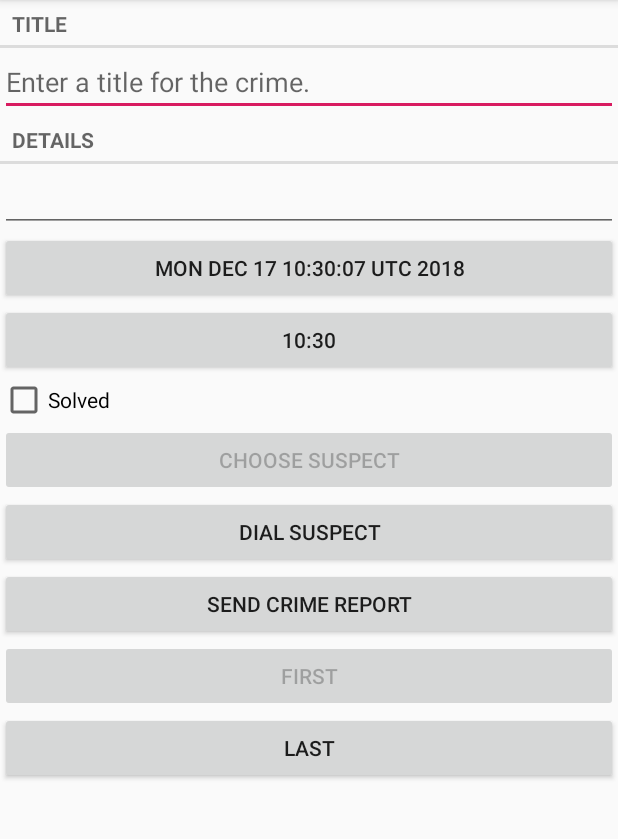
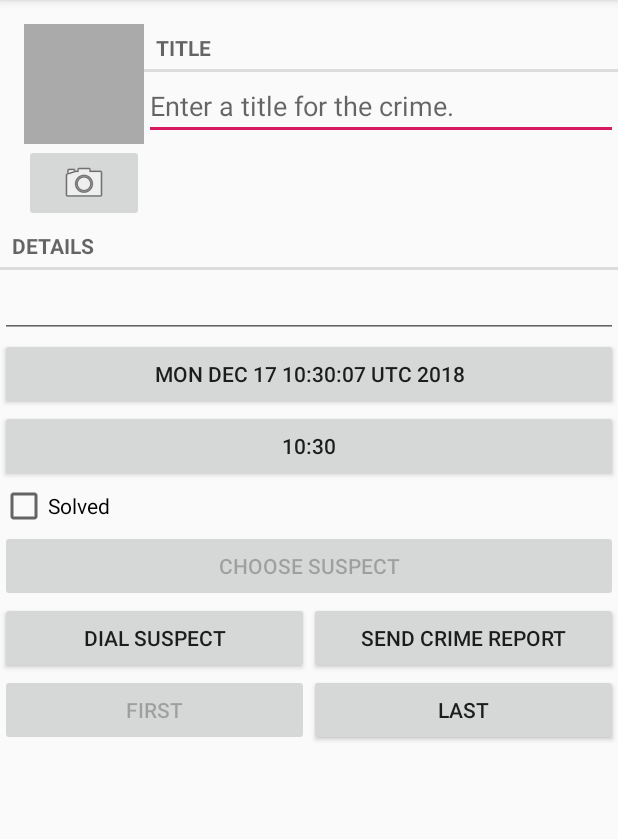
Before and after one commit to andreimironov/BigNerdRanch_CriminalIntent, an Android app: the CrimeFragment screen opened directly, with no data from a screen before it, on a phone screen of 412 x 824 dp, the part 84-923 px from its top. Run offline under Robolectric (Android 15) with nearby library versions, the phone set to English and light mode, and no system bars.

Commit message:
Ch16 before challenges

```diff
--- a/app/src/main/java/com/andreimironov/criminalintent/Crime.java
+++ b/app/src/main/java/com/andreimironov/criminalintent/Crime.java
@@ -95,4 +95,8 @@ public class Crime {
     public void setSolved(boolean solved) {
         mSolved = solved;
     }
+
+    public String getPhotoFilename() {
+        return "IMG_" + getId().toString() + ".jpg";
+    }
 }
--- a/app/src/main/java/com/andreimironov/criminalintent/CrimeFragment.java
+++ b/app/src/main/java/com/andreimironov/criminalintent/CrimeFragment.java
@@ -5,7 +5,9 @@ import android.app.Activity;
 import android.content.Context;
 import android.content.Intent;
 import android.content.pm.PackageManager;
+import android.content.pm.ResolveInfo;
 import android.database.Cursor;
+import android.graphics.Bitmap;
 import android.net.Uri;
 import android.os.Bundle;
 import androidx.annotation.NonNull;
@@ -13,10 +15,12 @@ import androidx.annotation.Nullable;
 import androidx.core.app.ActivityCompat;
 import androidx.core.app.ShareCompat;
 import androidx.core.content.ContextCompat;
+import androidx.core.content.FileProvider;
 import androidx.fragment.app.Fragment;
 import androidx.fragment.app.FragmentManager;
 
 import android.provider.ContactsContract;
+import android.provider.MediaStore;
 import android.text.Editable;
 import android.text.TextWatcher;
 import android.text.format.DateFormat;
@@ -30,10 +34,14 @@ import android.widget.Button;
 import android.widget.CheckBox;
 import android.widget.CompoundButton;
 import android.widget.EditText;
+import android.widget.ImageButton;
+import android.widget.ImageView;
 import android.widget.Toast;
 
+import java.io.File;
 import java.util.Calendar;
 import java.util.Date;
+import java.util.List;
 import java.util.UUID;
 
 public class CrimeFragment extends Fragment {
@@ -46,6 +54,7 @@ public class CrimeFragment extends Fragment {
     private static final String DIALOG_TIME = "DialogTime";
     private static final int REQUEST_CONTACT = 2;
     public static final int REQUEST_READ_CONTACTS_PERMISSION = 666;
+    private static final int REQUEST_PHOTO= 3;
     private int mPosition;
     private Crime mCrime;
     private EditText mTitleField;
@@ -60,6 +69,10 @@ public class CrimeFragment extends Fragment {
     private Button mReportButton;
     private Button mSuspectButton;
     private Button mDialButton;
+    private ImageButton mPhotoButton;
+    private ImageView mPhotoView;
+    private File mPhotoFile;
+    private PackageManager mPackageManager;
 
     @Override
     public void onCreate(@Nullable Bundle savedInstanceState) {
@@ -247,8 +260,8 @@ public class CrimeFragment extends Fragment {
         if (mCrime.getSuspect() != null) {
             mSuspectButton.setText(mCrime.getSuspect());
         }
-        PackageManager packageManager = getActivity().getPackageManager();
-        if (packageManager.resolveActivity(pickContact, PackageManager.MATCH_DEFAULT_ONLY) == null) {
+        mPackageManager = getActivity().getPackageManager();
+        if (mPackageManager.resolveActivity(pickContact, PackageManager.MATCH_DEFAULT_ONLY) == null) {
             mSuspectButton.setEnabled(false);
         }
         mDialButton = view.findViewById(R.id.dial_suspect);
@@ -278,6 +291,32 @@ public class CrimeFragment extends Fragment {
                 }
             }
         });
+        mPhotoButton = view.findViewById(R.id.crime_camera);
+        mPhotoView = view.findViewById(R.id.crime_photo);
+        mPhotoFile = CrimeLab.get(getActivity()).getPhotoFile(mCrime);
+        final Intent captureImage = new Intent(MediaStore.ACTION_IMAGE_CAPTURE);
+        boolean canTakePhoto = mPhotoFile != null && captureImage.resolveActivity(mPackageManager) != null;
+        mPhotoButton.setEnabled(canTakePhoto);
+        mPhotoButton.setOnClickListener(new View.OnClickListener() {
+            @Override
+            public void onClick(View v) {
+                Uri uri = FileProvider.getUriForFile(getActivity(),
+                        "com.bignerdranch.android.criminalintent.fileprovider",
+                        mPhotoFile
+                );
+                captureImage.putExtra(MediaStore.EXTRA_OUTPUT, uri);
+                List<ResolveInfo> cameraActivities = mPackageManager.queryIntentActivities(
+                        captureImage,
+                        PackageManager.MATCH_DEFAULT_ONLY
+                );
+                for (ResolveInfo activity : cameraActivities) {
+                    getActivity().grantUriPermission(activity.activityInfo.packageName,
+                            uri, Intent.FLAG_GRANT_WRITE_URI_PERMISSION);
+                }
+                startActivityForResult(captureImage, REQUEST_PHOTO);
+            }
+        });
+        updatePhotoView();
         return view;
     }
 
@@ -299,17 +338,28 @@ public class CrimeFragment extends Fragment {
         );
     }
 
+    private void updatePhotoView() {
+        if (mPhotoFile == null || !mPhotoFile.exists()) {
+            mPhotoView.setImageDrawable(null);
+        } else {
+            Bitmap bitmap = PictureUtils.getScaledBitmap(mPhotoFile.getPath(), getActivity());
+            mPhotoView.setImageBitmap(bitmap);
+        }
+    }
+
     @Override
     public void onActivityResult(int requestCode, int resultCode, Intent data) {
         if (resultCode != Activity.RESULT_OK) {
             return;
         }
+
         if (requestCode == REQUEST_DATE) {
             Date date = (Date) data.getSerializableExtra(DatePickerFragment.EXTRA_DATE);
             mCrime.setDate(date);
             updateDate();
             return;
         }
+
         if (requestCode == REQUEST_TIME) {
             int hour = data.getIntExtra(TimePickerFragment.EXTRA_HOUR, -1);
             int minute = data.getIntExtra(TimePickerFragment.EXTRA_MINUTE, -1);
@@ -352,8 +402,20 @@ public class CrimeFragment extends Fragment {
             }
             finally {
                 contentCursor.close();
+                return;
             }
         }
+
+        if (requestCode == REQUEST_PHOTO) {
+            Uri uri = FileProvider.getUriForFile(
+                    getActivity(),
+                    "com.bignerdranch.android.criminalintent.fileprovider",
+                    mPhotoFile
+            );
+            getActivity().revokeUriPermission(uri, Intent.FLAG_GRANT_WRITE_URI_PERMISSION);
+            updatePhotoView();
+        }
+
     }
 
     private void updateDate() {
--- a/app/src/main/java/com/andreimironov/criminalintent/CrimeLab.java
+++ b/app/src/main/java/com/andreimironov/criminalintent/CrimeLab.java
@@ -9,6 +9,7 @@ import com.andreimironov.criminalintent.databse.CrimeBaseHelper;
 import com.andreimironov.criminalintent.databse.CrimeDbSchema;
 import com.andreimironov.criminalintent.databse.CrimeDbSchema.CrimeTable;
 
+import java.io.File;
 import java.util.ArrayList;
 import java.util.List;
 import java.util.UUID;
@@ -98,6 +99,11 @@ public class CrimeLab {
         return new CrimeCursorWrapper(cursor);
     }
 
+    public File getPhotoFile(Crime crime) {
+        File filesDir = mContext.getFilesDir();
+        return new File(filesDir, crime.getPhotoFilename());
+    }
+
     private static ContentValues getContentValues(Crime crime) {
         ContentValues values = new ContentValues();
         values.put(CrimeTable.Cols.DATE, crime.getDate().getTime());
--- a/app/src/main/res/layout/fragment_crime.xml
+++ b/app/src/main/res/layout/fragment_crime.xml
@@ -1,11 +1,38 @@
 <?xml version="1.0" encoding="utf-8"?>
 <LinearLayout
     xmlns:android="http://schemas.android.com/apk/res/android"
-    xmlns:tools="http://schemas.android.com/tools"
     android:layout_width="match_parent"
     android:layout_height="match_parent"
     android:orientation="vertical">
+    <LinearLayout
+        android:layout_width="match_parent"
+        android:layout_height="wrap_content"
+        android:layout_marginTop="16dp"
+        android:layout_marginLeft="16dp"
+        android:orientation="horizontal">
+        <LinearLayout
+            android:layout_width="wrap_content"
+            android:layout_height="wrap_content"
+            android:orientation="vertical">
+            <ImageView
+                android:id="@+id/crime_photo"
+                android:layout_width="80dp"
+                android:layout_height="80dp"
+                android:scaleType="centerInside"
+                android:cropToPadding="true"
+                android:background="@android:color/darker_gray"/>
+            <ImageButton
+                android:id="@+id/crime_camera"
+                android:layout_width="match_parent"
+                android:layout_height="wrap_content"
+                android:src="@android:drawable/ic_menu_camera"/>
+        </LinearLayout>
 
+        <LinearLayout
+            android:layout_width="0dp"
+            android:layout_height="wrap_content"
+            android:layout_weight="1"
+            android:orientation="vertical">
             <TextView
                 style="?android:listSeparatorTextViewStyle"
                 android:layout_width="match_parent"
@@ -16,11 +43,15 @@
                 android:layout_width="match_parent"
                 android:layout_height="wrap_content"
                 android:hint="@string/crime_title_hint"/>
+        </LinearLayout>
+    </LinearLayout>
+
     <TextView
         style="?android:listSeparatorTextViewStyle"
         android:layout_width="match_parent"
         android:layout_height="wrap_content"
         android:text="@string/crime_details_label"/>
+
     <EditText
         android:id="@+id/crime_details"
         android:layout_width="match_parent"
@@ -48,27 +79,41 @@
         android:layout_height="wrap_content"
         android:text="@string/crime_suspect_text" />
 
+    <LinearLayout
+        android:layout_width="match_parent"
+        android:layout_height="wrap_content"
+        android:orientation="horizontal">
         <Button
             android:id="@+id/dial_suspect"
-        android:layout_width="match_parent"
+            android:layout_width="0dp"
             android:layout_height="wrap_content"
+            android:layout_weight="1"
             android:text="@string/dial_suspect_button_title"/>
 
         <Button
             android:id="@+id/crime_report"
+            android:layout_width="0dp"
+            android:layout_height="wrap_content"
+            android:layout_weight="1"
+            android:text="@string/crime_report_text" />
+    </LinearLayout>
+
+    <LinearLayout
         android:layout_width="match_parent"
         android:layout_height="wrap_content"
-        android:text="@string/crime_report_text" />
-
+        android:orientation="horizontal">
         <Button
             android:id="@+id/first_button"
-        android:layout_width="match_parent"
+            android:layout_width="0dp"
             android:layout_height="wrap_content"
+            android:layout_weight="1"
             android:text="First" />
 
         <Button
             android:id="@+id/last_button"
-        android:layout_width="match_parent"
+            android:layout_width="0dp"
             android:layout_height="wrap_content"
+            android:layout_weight="1"
             android:text="Last" />
     </LinearLayout>
+</LinearLayout>
--- /dev/null
+++ b/app/src/main/res/xml/files.xml
@@ -0,0 +1,4 @@
+<?xml version="1.0" encoding="utf-8"?>
+<paths>
+    <files-path name="crime_photos" path="."/>
+</paths>
```
Also changed, not shown: app/src/main/AndroidManifest.xml (+12 -1 lines), app/src/main/java/com/andreimironov/criminalintent/PictureUtils.java (added, +35 -0 lines). Lines whose indentation alone changed are shown as unchanged.
